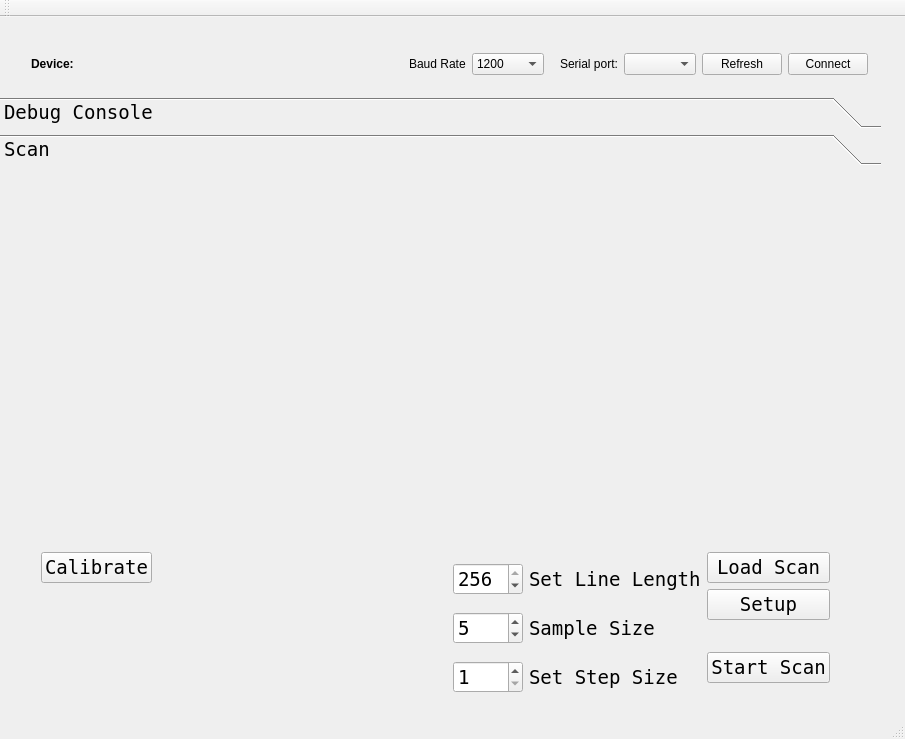
First picture: the form in mainwindow.ui, repository OpenAFM/OpenAFM_gui, before the edit.
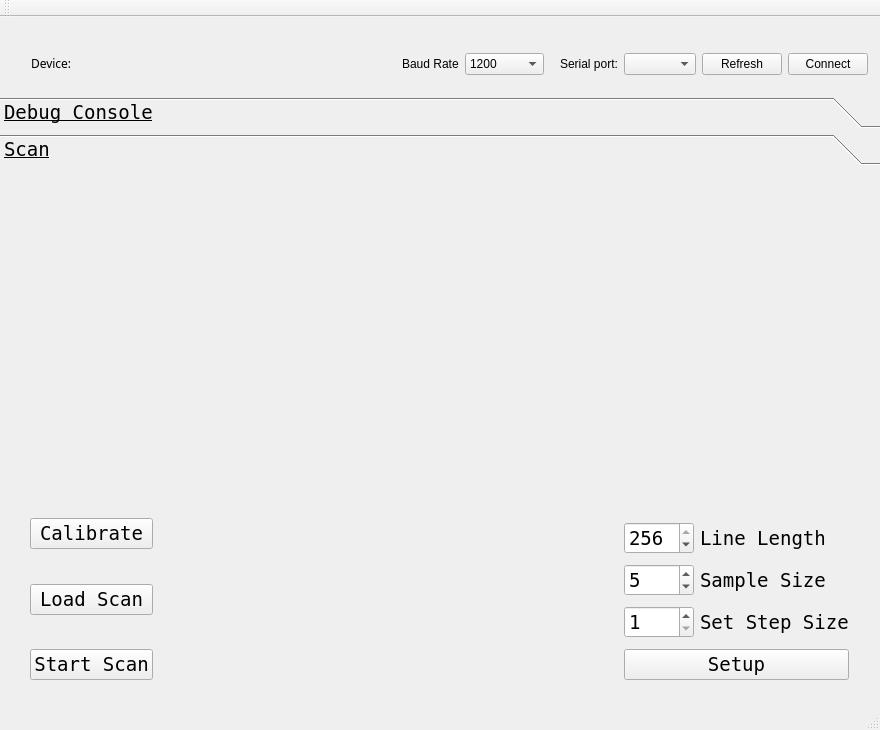
Second picture: the form after the edit. Custom widgets are drawn as their Qt base class.

The edit to the form file:
```diff
--- a/mainwindow.ui
+++ b/mainwindow.ui
@@ -6,10 +6,22 @@
    <rect>
     <x>0</x>
     <y>0</y>
-    <width>905</width>
-    <height>739</height>
+    <width>880</width>
+    <height>730</height>
    </rect>
   </property>
+  <property name="minimumSize">
+   <size>
+    <width>880</width>
+    <height>730</height>
+   </size>
+  </property>
+  <property name="maximumSize">
+   <size>
+    <width>880</width>
+    <height>730</height>
+   </size>
+  </property>
   <property name="windowTitle">
    <string notr="true">ArduGUIno 0.4</string>
   </property>
@@ -30,6 +42,7 @@
       <weight>50</weight>
       <italic>false</italic>
       <bold>false</bold>
+      <underline>true</underline>
      </font>
     </property>
     <property name="currentIndex">
@@ -166,32 +179,69 @@
        <height>543</height>
       </rect>
      </property>
+     <property name="font">
+      <font>
+       <underline>false</underline>
+      </font>
+     </property>
      <attribute name="label">
       <string>Scan</string>
      </attribute>
-     <widget class="QCustomPlot" name="customPlot" native="true">
+     <widget class="QWidget" name="">
       <property name="geometry">
        <rect>
-        <x>29</x>
+        <x>19</x>
         <y>19</y>
-        <width>811</width>
-        <height>331</height>
+        <width>841</width>
+        <height>501</height>
        </rect>
+      </property>
+      <layout class="QVBoxLayout" name="verticalLayout">
+       <item>
+        <widget class="QCustomPlot" name="customPlot" native="true">
+         <property name="minimumSize">
+          <size>
+           <width>811</width>
+           <height>311</height>
+          </size>
+         </property>
+         <property name="layoutDirection">
+          <enum>Qt::LeftToRight</enum>
       </property>
       <property name="autoFillBackground">
        <bool>false</bool>
       </property>
-     </widget>
-     <widget class="QWidget" name="layoutWidget">
-      <property name="geometry">
-       <rect>
-        <x>30</x>
-        <y>370</y>
-        <width>811</width>
-        <height>174</height>
-       </rect>
-      </property>
+         <zorder>layoutWidget</zorder>
+        </widget>
+       </item>
+       <item>
       <layout class="QGridLayout" name="gridLayout_3">
+         <item row="0" column="1">
+          <spacer name="horizontalSpacer_4">
+           <property name="orientation">
+            <enum>Qt::Horizontal</enum>
+           </property>
+           <property name="sizeHint" stdset="0">
+            <size>
+             <width>168</width>
+             <height>20</height>
+            </size>
+           </property>
+          </spacer>
+         </item>
+         <item row="0" column="0">
+          <widget class="QPushButton" name="calibration_PB">
+           <property name="text">
+            <string>Calibrate</string>
+           </property>
+           <property name="checkable">
+            <bool>true</bool>
+           </property>
+           <property name="autoExclusive">
+            <bool>false</bool>
+           </property>
+          </widget>
+         </item>
        <item row="0" column="2" rowspan="4">
         <layout class="QGridLayout" name="gridLayout">
          <item row="0" column="0">
@@ -213,7 +263,7 @@
          <item row="0" column="1">
           <widget class="QLabel" name="label_6">
            <property name="text">
-            <string>Set Line Length</string>
+              <string>Line Length</string>
            </property>
           </widget>
          </item>
@@ -261,48 +311,18 @@
          <property name="orientation">
           <enum>Qt::Vertical</enum>
          </property>
+           <property name="sizeType">
+            <enum>QSizePolicy::Fixed</enum>
+           </property>
          <property name="sizeHint" stdset="0">
           <size>
            <width>20</width>
-           <height>128</height>
-          </size>
-         </property>
-        </spacer>
-       </item>
-       <item row="0" column="0">
-        <widget class="QPushButton" name="calibration_PB">
-         <property name="text">
-          <string>Calibrate</string>
-         </property>
-         <property name="checkable">
-          <bool>true</bool>
-         </property>
-         <property name="autoExclusive">
-          <bool>false</bool>
-         </property>
-        </widget>
-       </item>
-       <item row="0" column="1">
-        <spacer name="horizontalSpacer_4">
-         <property name="orientation">
-          <enum>Qt::Horizontal</enum>
-         </property>
-         <property name="sizeHint" stdset="0">
-          <size>
-           <width>168</width>
            <height>20</height>
           </size>
          </property>
         </spacer>
        </item>
-       <item row="0" column="3">
-        <widget class="QPushButton" name="LoadScan">
-         <property name="text">
-          <string>Load Scan</string>
-         </property>
-        </widget>
-       </item>
-       <item row="1" column="3">
+         <item row="4" column="2">
         <widget class="QPushButton" name="setup_pushButton">
          <property name="text">
           <string>Setup</string>
@@ -312,7 +332,14 @@
          </property>
         </widget>
        </item>
-       <item row="3" column="3">
+         <item row="2" column="0">
+          <widget class="QPushButton" name="LoadScan">
+           <property name="text">
+            <string>Load Scan</string>
+           </property>
+          </widget>
+         </item>
+         <item row="4" column="0">
         <widget class="QPushButton" name="pushButton">
          <property name="text">
           <string>Start Scan</string>
@@ -322,6 +349,24 @@
          </property>
         </widget>
        </item>
+         <item row="1" column="0">
+          <spacer name="verticalSpacer_2">
+           <property name="orientation">
+            <enum>Qt::Vertical</enum>
+           </property>
+           <property name="sizeType">
+            <enum>QSizePolicy::Fixed</enum>
+           </property>
+           <property name="sizeHint" stdset="0">
+            <size>
+             <width>20</width>
+             <height>20</height>
+            </size>
+           </property>
+          </spacer>
+         </item>
+        </layout>
+       </item>
       </layout>
      </widget>
     </widget>
@@ -363,8 +408,9 @@
           <widget class="QLabel" name="label_2">
            <property name="font">
             <font>
-             <weight>75</weight>
-             <bold>true</bold>
+             <family>.SF NS Text</family>
+             <weight>50</weight>
+             <bold>false</bold>
             </font>
            </property>
            <property name="text">
@@ -374,6 +420,12 @@
          </item>
          <item>
           <widget class="QLabel" name="label_deviceSignature">
+           <property name="sizePolicy">
+            <sizepolicy hsizetype="Expanding" vsizetype="Expanding">
+             <horstretch>0</horstretch>
+             <verstretch>0</verstretch>
+            </sizepolicy>
+           </property>
            <property name="font">
             <font>
              <weight>75</weight>
@@ -386,6 +438,9 @@
            <property name="textFormat">
             <enum>Qt::PlainText</enum>
            </property>
+           <property name="scaledContents">
+            <bool>true</bool>
+           </property>
           </widget>
          </item>
         </layout>
@@ -420,6 +475,9 @@
        <property name="editable">
         <bool>false</bool>
        </property>
+       <property name="maxCount">
+        <number>2147483645</number>
+       </property>
        <property name="insertPolicy">
         <enum>QComboBox::InsertAtTop</enum>
        </property>
@@ -466,6 +524,26 @@
          <string>115200</string>
         </property>
        </item>
+       <item>
+        <property name="text">
+         <string>230400</string>
+        </property>
+       </item>
+       <item>
+        <property name="text">
+         <string>250000</string>
+        </property>
+       </item>
+       <item>
+        <property name="text">
+         <string>500000</string>
+        </property>
+       </item>
+       <item>
+        <property name="text">
+         <string>1000000</string>
+        </property>
+       </item>
       </widget>
      </item>
      <item>
@@ -514,6 +592,7 @@
     </layout>
    </widget>
   </widget>
+  <widget class="QStatusBar" name="statusBar"/>
   <widget class="QToolBar" name="mainToolBar">
    <attribute name="toolBarArea">
     <enum>TopToolBarArea</enum>
@@ -522,7 +601,6 @@
     <bool>false</bool>
    </attribute>
   </widget>
-  <widget class="QStatusBar" name="statusBar"/>
  </widget>
  <layoutdefault spacing="6" margin="11"/>
  <customwidgets>
```
Lines whose indentation alone changed are shown as unchanged.
